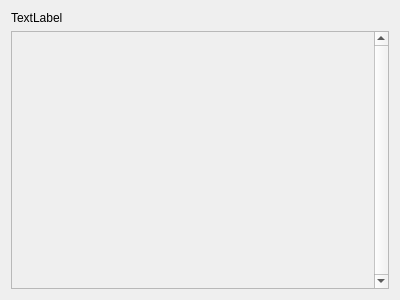
Above: stepcontainer.ui from casey-c/egg-prooftree-testing before the change. Below: the same form after it.
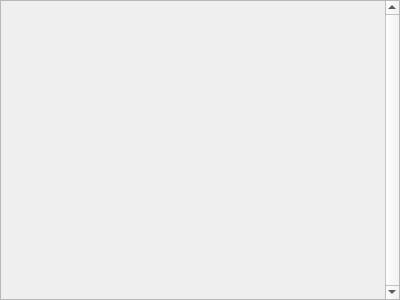
That is the form after the change.

Diff of the .ui file:
```diff
--- a/stepcontainer.ui
+++ b/stepcontainer.ui
@@ -17,23 +17,18 @@
    <bool>true</bool>
   </property>
   <layout class="QVBoxLayout" name="verticalLayout_2">
-   <item>
-    <layout class="QVBoxLayout" name="verticalLayout_3">
-     <item>
-      <widget class="QLabel" name="label">
-       <property name="sizePolicy">
-        <sizepolicy hsizetype="Preferred" vsizetype="Fixed">
-         <horstretch>0</horstretch>
-         <verstretch>0</verstretch>
-        </sizepolicy>
-       </property>
-       <property name="text">
-        <string>TextLabel</string>
-       </property>
-      </widget>
-     </item>
-    </layout>
-   </item>
+   <property name="leftMargin">
+    <number>0</number>
+   </property>
+   <property name="topMargin">
+    <number>0</number>
+   </property>
+   <property name="rightMargin">
+    <number>0</number>
+   </property>
+   <property name="bottomMargin">
+    <number>0</number>
+   </property>
    <item>
     <widget class="QScrollArea" name="scrollArea">
      <property name="verticalScrollBarPolicy">
```
